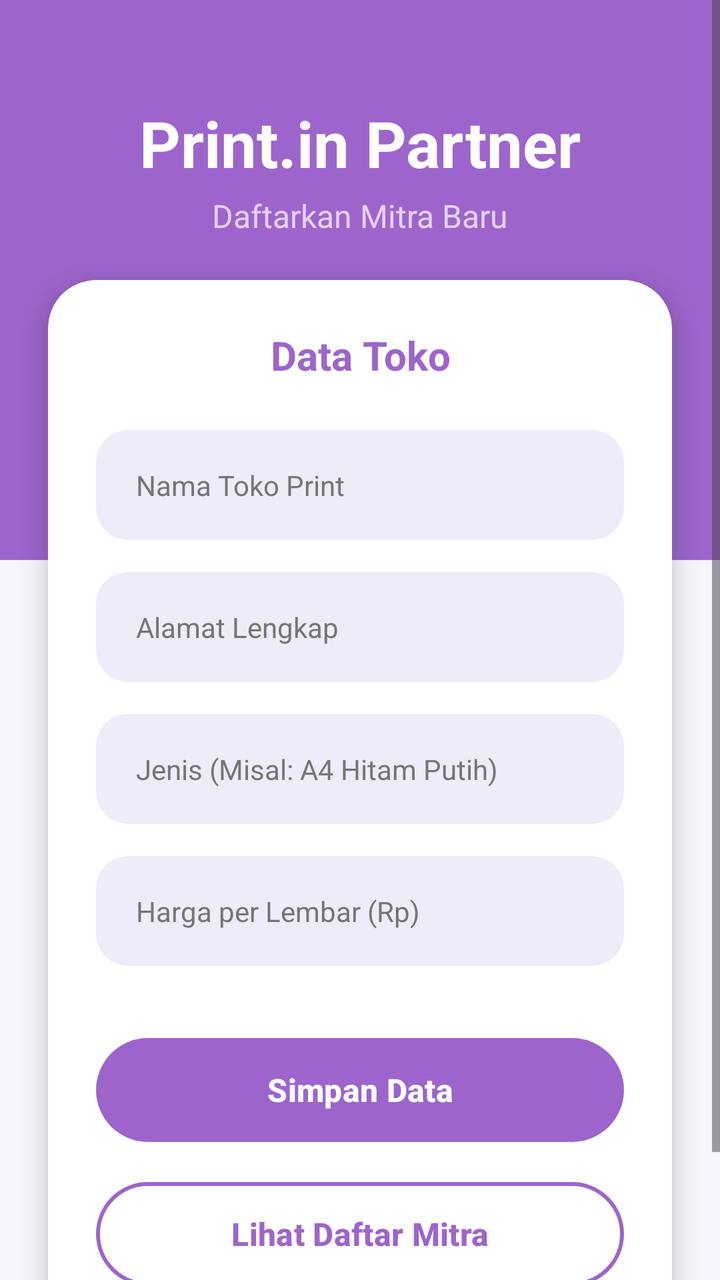
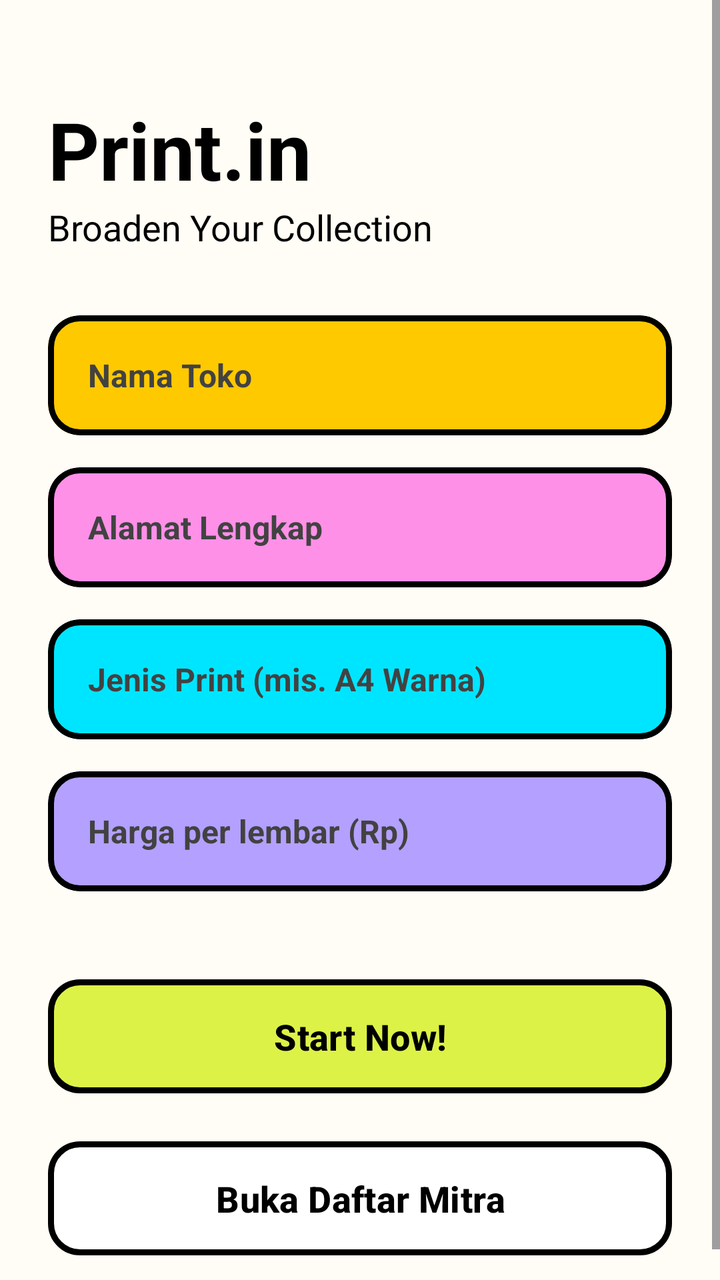

The first picture is an Android layout as it rendered before a commit; the second is the same layout after the commit. The layout source and the unified diff follow.
<!-- AndroidManifest.xml: application theme Theme.PrintInPartner -->
<!-- res/layout/activity_main.xml -->
<?xml version="1.0" encoding="utf-8"?>
<ScrollView xmlns:android="http://schemas.android.com/apk/res/android"
    xmlns:app="http://schemas.android.com/apk/res-auto"
    android:layout_width="match_parent"
    android:layout_height="match_parent"
    android:background="#F8F4FD"
    android:fillViewport="true">

    <RelativeLayout
        android:layout_width="match_parent"
        android:layout_height="wrap_content">

        
        <LinearLayout
            android:layout_width="match_parent"
            android:layout_height="280dp"
            android:background="#9D65CB"
            android:orientation="vertical"
            android:gravity="center_horizontal"
            android:paddingTop="50dp">

            <TextView
                android:layout_width="wrap_content"
                android:layout_height="wrap_content"
                android:text="Print.in Partner"
                android:textColor="#FFFFFF"
                android:textSize="32sp"
                android:textStyle="bold"/>

            <TextView
                android:layout_width="wrap_content"
                android:layout_height="wrap_content"
                android:text="Daftarkan Mitra Baru"
                android:textColor="#E4D1F9"
                android:textSize="16sp"
                android:layout_marginTop="4dp"/>
        </LinearLayout>

        
        <androidx.cardview.widget.CardView
            android:layout_width="match_parent"
            android:layout_height="wrap_content"
            android:layout_marginTop="140dp"
            android:layout_marginHorizontal="24dp"
            android:layout_marginBottom="40dp"
            app:cardCornerRadius="24dp"
            app:cardElevation="8dp"
            app:cardBackgroundColor="#FFFFFF">

            <LinearLayout
                android:layout_width="match_parent"
                android:layout_height="wrap_content"
                android:orientation="vertical"
                android:padding="24dp">

                <TextView
                    android:layout_width="match_parent"
                    android:layout_height="wrap_content"
                    android:text="Data Toko"
                    android:textSize="20sp"
                    android:textStyle="bold"
                    android:textColor="#9D65CB"
                    android:layout_marginBottom="24dp"
                    android:textAlignment="center"/>

                
                <androidx.cardview.widget.CardView
                    android:layout_width="match_parent"
                    android:layout_height="wrap_content"
                    app:cardCornerRadius="16dp"
                    app:cardElevation="0dp"
                    app:cardBackgroundColor="#F0EBF8"
                    android:layout_marginBottom="16dp">
                    <EditText
                        android:id="@+id/etNamaToko"
                        android:layout_width="match_parent"
                        android:layout_height="55dp"
                        android:background="@android:color/transparent"
                        android:hint="Nama Toko Print"
                        android:textColorHint="#757575"
                        android:textColor="#000000"
                        android:textSize="14sp"
                        android:paddingHorizontal="20dp"
                        android:inputType="textPersonName"/>
                </androidx.cardview.widget.CardView>

                
                <androidx.cardview.widget.CardView
                    android:layout_width="match_parent"
                    android:layout_height="wrap_content"
                    app:cardCornerRadius="16dp"
                    app:cardElevation="0dp"
                    app:cardBackgroundColor="#F0EBF8"
                    android:layout_marginBottom="16dp">
                    <EditText
                        android:id="@+id/etAlamat"
                        android:layout_width="match_parent"
                        android:layout_height="55dp"
                        android:background="@android:color/transparent"
                        android:hint="Alamat Lengkap"
                        android:textColorHint="#757575"
                        android:textColor="#000000"
                        android:textSize="14sp"
                        android:paddingHorizontal="20dp"
                        android:inputType="textPostalAddress"/>
                </androidx.cardview.widget.CardView>

                
                <androidx.cardview.widget.CardView
                    android:layout_width="match_parent"
                    android:layout_height="wrap_content"
                    app:cardCornerRadius="16dp"
                    app:cardElevation="0dp"
                    app:cardBackgroundColor="#F0EBF8"
                    android:layout_marginBottom="16dp">
                    <EditText
                        android:id="@+id/etJenisPrint"
                        android:layout_width="match_parent"
                        android:layout_height="55dp"
                        android:background="@android:color/transparent"
                        android:hint="Jenis (Misal: A4 Hitam Putih)"
                        android:textColorHint="#757575"
                        android:textColor="#000000"
                        android:textSize="14sp"
                        android:paddingHorizontal="20dp"
                        android:inputType="text"/>
                </androidx.cardview.widget.CardView>

                
                <androidx.cardview.widget.CardView
                    android:layout_width="match_parent"
                    android:layout_height="wrap_content"
                    app:cardCornerRadius="16dp"
                    app:cardElevation="0dp"
                    app:cardBackgroundColor="#F0EBF8"
                    android:layout_marginBottom="32dp">

                    <EditText
                        android:id="@+id/etHarga"
                        android:layout_width="match_parent"
                        android:layout_height="55dp"
                        android:background="@android:color/transparent"
                        android:hint="Harga per Lembar (Rp)"
                        android:textColorHint="#757575"
                        android:textColor="#000000"
                        android:textSize="14sp"
                        android:paddingHorizontal="20dp"
                        android:inputType="number"/>
                </androidx.cardview.widget.CardView>

                
                <Button
                    android:id="@+id/btnSimpan"
                    android:layout_width="match_parent"
                    android:layout_height="60dp"
                    android:text="Simpan Data"
                    android:textColor="#FFFFFF"
                    android:textStyle="bold"
                    android:textSize="16sp"
                    app:backgroundTint="#9D65CB"
                    app:cornerRadius="30dp"
                    android:layout_marginBottom="12dp"/>

                
                <Button
                    android:id="@+id/btnLihatData"
                    android:layout_width="match_parent"
                    android:layout_height="60dp"
                    android:text="Lihat Daftar Mitra"
                    android:textColor="#9D65CB"
                    android:textStyle="bold"
                    android:textSize="16sp"
                    app:backgroundTint="#FFFFFF"
                    app:strokeColor="#9D65CB"
                    app:strokeWidth="2dp"
                    app:cornerRadius="30dp" />

            </LinearLayout>
        </androidx.cardview.widget.CardView>

    </RelativeLayout>
</ScrollView>
<!-- resources referenced by this layout -->
<resources>
  <style name="Theme.PrintInPartner" parent="Base.Theme.PrintInPartner" />
  <style name="Base.Theme.PrintInPartner" parent="Theme.Material3.DayNight.NoActionBar">
          
          
      </style>
</resources>

<!-- the commit's change to res/layout/activity_main.xml (unified diff, before → after) -->
@@ -3,180 +3,156 @@
     xmlns:app="http://schemas.android.com/apk/res-auto"
     android:layout_width="match_parent"
     android:layout_height="match_parent"
-    android:background="#F8F4FD"
+    android:background="#FFFDF5"
     android:fillViewport="true">
 
-    <RelativeLayout
+    <LinearLayout
         android:layout_width="match_parent"
-        android:layout_height="wrap_content">
+        android:layout_height="wrap_content"
+        android:orientation="vertical"
+        android:padding="24dp">
+
+        <TextView
+            android:layout_width="wrap_content"
+            android:layout_height="wrap_content"
+            android:text="Print.in"
+            android:textColor="#000000"
+            android:textSize="40sp"
+            android:textStyle="bold"
+            android:layout_marginTop="24dp"/>
+
+        <TextView
+            android:layout_width="wrap_content"
+            android:layout_height="wrap_content"
+            android:text="Broaden Your Collection"
+            android:textColor="#000000"
+            android:textSize="18sp"
+            android:layout_marginBottom="32dp"/>
 
         
-        <LinearLayout
+        <com.google.android.material.card.MaterialCardView
             android:layout_width="match_parent"
-            android:layout_height="280dp"
-            android:background="#9D65CB"
-            android:orientation="vertical"
-            android:gravity="center_horizontal"
-            android:paddingTop="50dp">
-
-            <TextView
-                android:layout_width="wrap_content"
-                android:layout_height="wrap_content"
-                android:text="Print.in Partner"
-                android:textColor="#FFFFFF"
-                android:textSize="32sp"
-                android:textStyle="bold"/>
-
-            <TextView
-                android:layout_width="wrap_content"
-                android:layout_height="wrap_content"
-                android:text="Daftarkan Mitra Baru"
-                android:textColor="#E4D1F9"
+            android:layout_height="wrap_content"
+            app:cardCornerRadius="16dp"
+            app:cardElevation="0dp"
+            app:strokeWidth="3dp"
+            app:strokeColor="#000000"
+            app:cardBackgroundColor="#FFC900"
+            android:layout_marginBottom="16dp">
+            <EditText
+                android:id="@+id/etNamaToko"
+                android:layout_width="match_parent"
+                android:layout_height="60dp"
+                android:background="@null"
+                android:hint="Nama Toko"
+                android:textColorHint="#424242"
+                android:textColor="#000000"
                 android:textSize="16sp"
-                android:layout_marginTop="4dp"/>
-        </LinearLayout>
+                android:textStyle="bold"
+                android:paddingHorizontal="20dp"
+                android:inputType="textPersonName"/>
+        </com.google.android.material.card.MaterialCardView>
 
         
-        <androidx.cardview.widget.CardView
+        <com.google.android.material.card.MaterialCardView
             android:layout_width="match_parent"
             android:layout_height="wrap_content"
-            android:layout_marginTop="140dp"
-            android:layout_marginHorizontal="24dp"
-            android:layout_marginBottom="40dp"
-            app:cardCornerRadius="24dp"
-            app:cardElevation="8dp"
-            app:cardBackgroundColor="#FFFFFF">
+            app:cardCornerRadius="16dp"
+            app:cardElevation="0dp"
+            app:strokeWidth="3dp"
+            app:strokeColor="#000000"
+            app:cardBackgroundColor="#FF90E8"
+            android:layout_marginBottom="16dp">
+            <EditText
+                android:id="@+id/etAlamat"
+                android:layout_width="match_parent"
+                android:layout_height="60dp"
+                android:background="@null"
+                android:hint="Alamat Lengkap"
+                android:textColorHint="#424242"
+                android:textColor="#000000"
+                android:textSize="16sp"
+                android:textStyle="bold"
+                android:paddingHorizontal="20dp"
+                android:inputType="textPostalAddress"/>
+        </com.google.android.material.card.MaterialCardView>
 
-            <LinearLayout
+        
+        <com.google.android.material.card.MaterialCardView
+            android:layout_width="match_parent"
+            android:layout_height="wrap_content"
+            app:cardCornerRadius="16dp"
+            app:cardElevation="0dp"
+            app:strokeWidth="3dp"
+            app:strokeColor="#000000"
+            app:cardBackgroundColor="#00E5FF"
+            android:layout_marginBottom="16dp">
+            <EditText
+                android:id="@+id/etJenisPrint"
                 android:layout_width="match_parent"
-                android:layout_height="wrap_content"
-                android:orientation="vertical"
-                android:padding="24dp">
+                android:layout_height="60dp"
+                android:background="@null"
+                android:hint="Jenis Print (mis. A4 Warna)"
+                android:textColorHint="#424242"
+                android:textColor="#000000"
+                android:textSize="16sp"
+                android:textStyle="bold"
+                android:paddingHorizontal="20dp"
+                android:inputType="text"/>
+        </com.google.android.material.card.MaterialCardView>
 
-                <TextView
-                    android:layout_width="match_parent"
-                    android:layout_height="wrap_content"
-                    android:text="Data Toko"
-                    android:textSize="20sp"
-                    android:textStyle="bold"
-                    android:textColor="#9D65CB"
-                    android:layout_marginBottom="24dp"
-                    android:textAlignment="center"/>
+        
+        <com.google.android.material.card.MaterialCardView
+            android:layout_width="match_parent"
+            android:layout_height="wrap_content"
+            app:cardCornerRadius="16dp"
+            app:cardElevation="0dp"
+            app:strokeWidth="3dp"
+            app:strokeColor="#000000"
+            app:cardBackgroundColor="#B4A0FF"
+            android:layout_marginBottom="40dp">
+            <EditText
+                android:id="@+id/etHarga"
+                android:layout_width="match_parent"
+                android:layout_height="60dp"
+                android:background="@null"
+                android:hint="Harga per lembar (Rp)"
+                android:textColorHint="#424242"
+                android:textColor="#000000"
+                android:textSize="16sp"
+                android:textStyle="bold"
+                android:paddingHorizontal="20dp"
+                android:inputType="number"/>
+        </com.google.android.material.card.MaterialCardView>
 
-                
-                <androidx.cardview.widget.CardView
-                    android:layout_width="match_parent"
-                    android:layout_height="wrap_content"
-                    app:cardCornerRadius="16dp"
-                    app:cardElevation="0dp"
-                    app:cardBackgroundColor="#F0EBF8"
-                    android:layout_marginBottom="16dp">
-                    <EditText
-                        android:id="@+id/etNamaToko"
-                        android:layout_width="match_parent"
-                        android:layout_height="55dp"
-                        android:background="@android:color/transparent"
-                        android:hint="Nama Toko Print"
-                        android:textColorHint="#757575"
-                        android:textColor="#000000"
-                        android:textSize="14sp"
-                        android:paddingHorizontal="20dp"
-                        android:inputType="textPersonName"/>
-                </androidx.cardview.widget.CardView>
+        
+        <com.google.android.material.button.MaterialButton
+            android:id="@+id/btnSimpan"
+            android:layout_width="match_parent"
+            android:layout_height="65dp"
+            android:text="Start Now!"
+            android:textColor="#000000"
+            android:textSize="18sp"
+            android:textStyle="bold"
+            app:backgroundTint="#DDF247"
+            app:strokeColor="#000000"
+            app:strokeWidth="3dp"
+            app:cornerRadius="16dp"
+            android:layout_marginBottom="16dp"/>
 
-                
-                <androidx.cardview.widget.CardView
-                    android:layout_width="match_parent"
-                    android:layout_height="wrap_content"
-                    app:cardCornerRadius="16dp"
-                    app:cardElevation="0dp"
-                    app:cardBackgroundColor="#F0EBF8"
-                    android:layout_marginBottom="16dp">
-                    <EditText
-                        android:id="@+id/etAlamat"
-                        android:layout_width="match_parent"
-                        android:layout_height="55dp"
-                        android:background="@android:color/transparent"
-                        android:hint="Alamat Lengkap"
-                        android:textColorHint="#757575"
-                        android:textColor="#000000"
-                        android:textSize="14sp"
-                        android:paddingHorizontal="20dp"
-                        android:inputType="textPostalAddress"/>
-                </androidx.cardview.widget.CardView>
+        
+        <com.google.android.material.button.MaterialButton
+            android:id="@+id/btnLihatData"
+            android:layout_width="match_parent"
+            android:layout_height="65dp"
+            android:text="Buka Daftar Mitra"
+            android:textColor="#000000"
+            android:textSize="18sp"
+            android:textStyle="bold"
+            app:backgroundTint="#FFFFFF"
+            app:strokeColor="#000000"
+            app:strokeWidth="3dp"
+            app:cornerRadius="16dp" />
 
-                
-                <androidx.cardview.widget.CardView
-                    android:layout_width="match_parent"
-                    android:layout_height="wrap_content"
-                    app:cardCornerRadius="16dp"
-                    app:cardElevation="0dp"
-                    app:cardBackgroundColor="#F0EBF8"
-                    android:layout_marginBottom="16dp">
-                    <EditText
-                        android:id="@+id/etJenisPrint"
-                        android:layout_width="match_parent"
-                        android:layout_height="55dp"
-                        android:background="@android:color/transparent"
-                        android:hint="Jenis (Misal: A4 Hitam Putih)"
-                        android:textColorHint="#757575"
-                        android:textColor="#000000"
-                        android:textSize="14sp"
-                        android:paddingHorizontal="20dp"
-                        android:inputType="text"/>
-                </androidx.cardview.widget.CardView>
-
-                
-                <androidx.cardview.widget.CardView
-                    android:layout_width="match_parent"
-                    android:layout_height="wrap_content"
-                    app:cardCornerRadius="16dp"
-                    app:cardElevation="0dp"
-                    app:cardBackgroundColor="#F0EBF8"
-                    android:layout_marginBottom="32dp">
-
-                    <EditText
-                        android:id="@+id/etHarga"
-                        android:layout_width="match_parent"
-                        android:layout_height="55dp"
-                        android:background="@android:color/transparent"
-                        android:hint="Harga per Lembar (Rp)"
-                        android:textColorHint="#757575"
-                        android:textColor="#000000"
-                        android:textSize="14sp"
-                        android:paddingHorizontal="20dp"
-                        android:inputType="number"/>
-                </androidx.cardview.widget.CardView>
-
-                
-                <Button
-                    android:id="@+id/btnSimpan"
-                    android:layout_width="match_parent"
-                    android:layout_height="60dp"
-                    android:text="Simpan Data"
-                    android:textColor="#FFFFFF"
-                    android:textStyle="bold"
-                    android:textSize="16sp"
-                    app:backgroundTint="#9D65CB"
-                    app:cornerRadius="30dp"
-                    android:layout_marginBottom="12dp"/>
-
-                
-                <Button
-                    android:id="@+id/btnLihatData"
-                    android:layout_width="match_parent"
-                    android:layout_height="60dp"
-                    android:text="Lihat Daftar Mitra"
-                    android:textColor="#9D65CB"
-                    android:textStyle="bold"
-                    android:textSize="16sp"
-                    app:backgroundTint="#FFFFFF"
-                    app:strokeColor="#9D65CB"
-                    app:strokeWidth="2dp"
-                    app:cornerRadius="30dp" />
-
-            </LinearLayout>
-        </androidx.cardview.widget.CardView>
-
-    </RelativeLayout>
+    </LinearLayout>
 </ScrollView>
